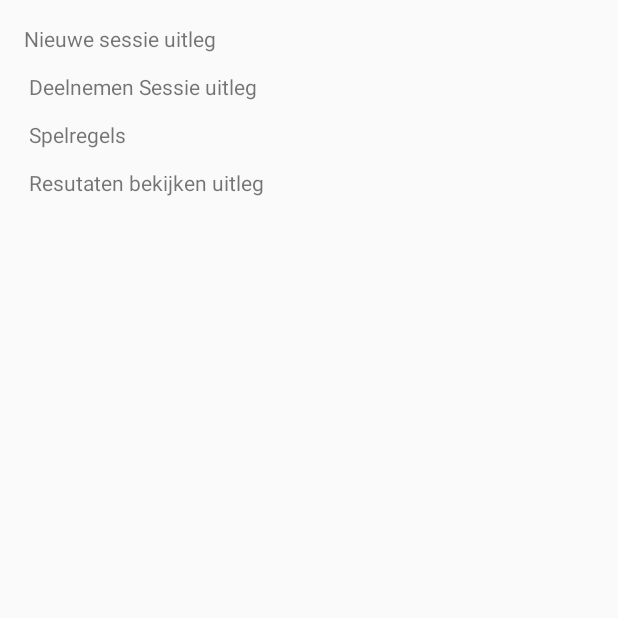
After one commit to RoyAdmiraal/IPMEDT4, an Android app: the HelpActivity screen opened directly, with no data from a screen before it, on a phone screen of 412 x 824 dp, the top half of it. The commit adds this screen. Run offline under Robolectric (Android 15) with nearby library versions, the phone set to English and light mode, and no system bars.

Commit message:
Help option added

```diff
--- a/app/build.gradle
+++ b/app/build.gradle
@@ -23,4 +23,5 @@ dependencies {
     compile fileTree(dir: 'libs', include: ['*.jar'])
     testCompile 'junit:junit:4.12'
     compile 'com.android.support:appcompat-v7:23.2.1'
+    compile 'com.android.support:design:23.2.1'
 }
--- a/app/src/main/AndroidManifest.xml
+++ b/app/src/main/AndroidManifest.xml
@@ -15,6 +15,7 @@
                 <category android:name="android.intent.category.LAUNCHER" />
             </intent-filter>
         </activity>
+        <activity android:name=".HelpActivity"/>
     </application>
 
 </manifest>
--- /dev/null
+++ b/app/src/main/java/com/example/royadmiraal/planningpoker/HelpActivity.java
@@ -0,0 +1,15 @@
+package com.example.royadmiraal.planningpoker;
+
+import android.app.Activity;
+import android.os.Bundle;
+
+/**
+ * Created by Collin on 27-3-2016.
+ */
+public class HelpActivity extends Activity {
+    @Override
+    protected void onCreate(Bundle savedInstanceState) {
+        super.onCreate(savedInstanceState);
+        setContentView(R.layout.activity_help);
+    }
+}
--- /dev/null
+++ b/app/src/main/res/layout/activity_help.xml
@@ -0,0 +1,18 @@
+<?xml version="1.0" encoding="utf-8"?>
+<RelativeLayout xmlns:android="http://schemas.android.com/apk/res/android"
+    android:orientation="vertical" android:layout_width="match_parent"
+    android:layout_height="match_parent">
+
+    <TextView
+        android:layout_width="wrap_content"
+        android:layout_height="wrap_content"
+        android:text="@string/help"
+        android:id="@+id/textView2"
+        android:layout_alignParentTop="true"
+        android:layout_alignParentLeft="true"
+        android:layout_alignParentStart="true"
+        android:layout_marginLeft="16dp"
+        android:layout_marginStart="16dp"
+        android:layout_marginTop="16dp"
+        android:layout_alignParentEnd="true" />
+</RelativeLayout>
--- a/app/src/main/res/layout/activity_main.xml
+++ b/app/src/main/res/layout/activity_main.xml
@@ -12,5 +12,5 @@
     <TextView
         android:layout_width="wrap_content"
         android:layout_height="wrap_content"
-        android:text="Hello World!" />
+        android:text="Welkom bij de Planning Poker app!" />
 </RelativeLayout>
--- a/app/src/main/res/values/dimens.xml
+++ b/app/src/main/res/values/dimens.xml
@@ -2,4 +2,5 @@
     <!-- Default screen margins, per the Android Design guidelines. -->
     <dimen name="activity_horizontal_margin">16dp</dimen>
     <dimen name="activity_vertical_margin">16dp</dimen>
+    <dimen name="fab_margin">16dp</dimen>
 </resources>
--- a/app/src/main/res/values/strings.xml
+++ b/app/src/main/res/values/strings.xml
@@ -1,3 +1,13 @@
 <resources>
-    <string name="app_name">planningPoker</string>
+    <string name="app_name">Planning Poker</string>
+    <string name="title_activity_help">HelpActivity</string>
+    <string name="help">
+        Nieuwe sessie uitleg
+        \n\n
+        Deelnemen Sessie uitleg
+        \n\n
+        Spelregels
+        \n\n
+        Resutaten bekijken uitleg
+    </string>
 </resources>
```
Also changed, not shown: app/src/main/java/com/example/royadmiraal/planningpoker/MainActivity.java (+27 -0 lines), app/src/main/res/menu/menu.xml (added, +8 -0 lines), app/src/main/res/values-v21/styles.xml (added, +9 -0 lines), app/src/main/res/values/styles.xml (+9 -0 lines).
